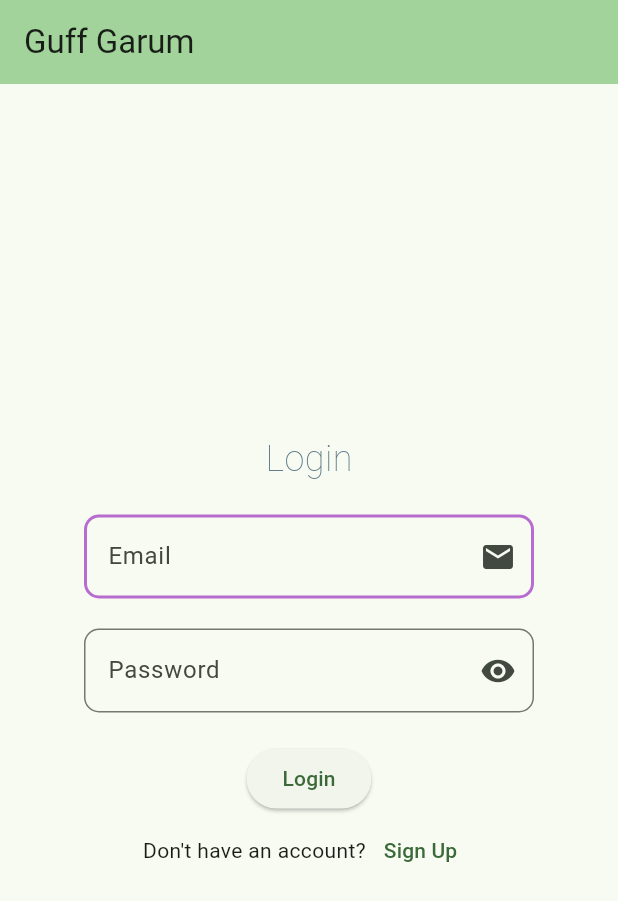
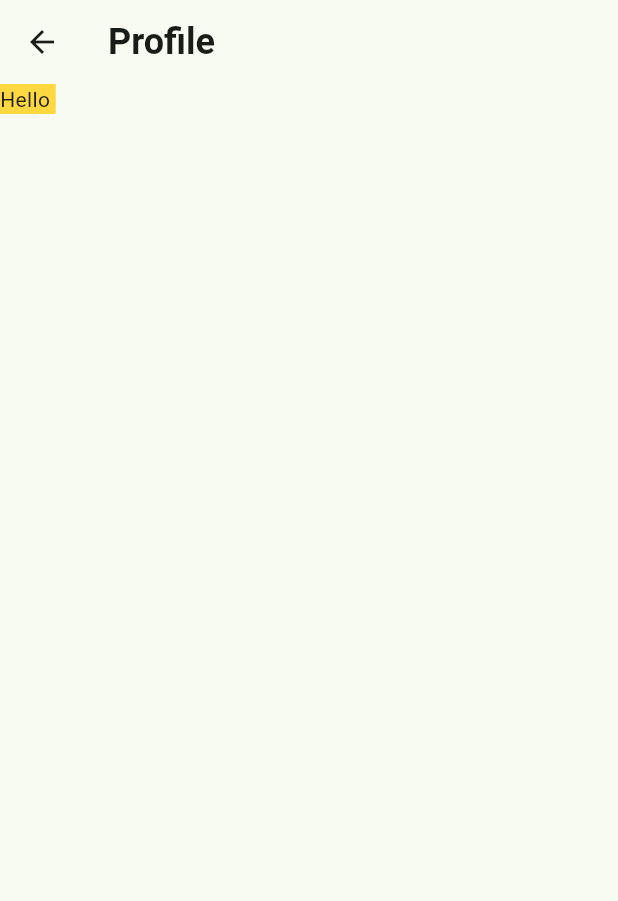
Before and after one commit to AnishMishra910/Project-01, a Flutter app: the screen it shows after launch, after a tap on "Login", on a phone screen of 412 x 824 dp. Shown: the top 901 px of the screen. Run offline on Flutter 3.47's test engine with Material 3 defaults, Android fonts, the phone set to English and light mode, and no system bars.

Commit message:
Implement Home page and update navigation from login

```diff
--- /dev/null
+++ b/lib/home.dart
@@ -0,0 +1,20 @@
+import 'package:flutter/material.dart';
+
+class Home extends StatelessWidget{
+var nameFromLogin;
+Home(this.nameFromLogin);
+
+
+  @override
+  Widget build(BuildContext context) {
+    return Scaffold(
+    appBar: AppBar(
+      title: Text("Profile", style: TextStyle(fontSize: 24, fontWeight: FontWeight.w600),),
+    ),
+    body: Container(
+      color: Colors.amberAccent,
+      child: Text('Hello $nameFromLogin'),
+    ),
+  );
+  }
+}
--- a/lib/main.dart
+++ b/lib/main.dart
@@ -1,4 +1,5 @@
 import 'package:flutter/material.dart';
+import 'package:hello_curio/home.dart';
 import 'package:hello_curio/signup.dart';
 import 'package:hello_curio/splash_screen.dart';
 //import 'ui_helper/util.dart';
@@ -138,9 +139,17 @@ class _MyHomePageState extends State<MyHomePage> {
                 onPressed: () {
                   String email = emailText.text;
                   String password = passwordText.text;
+                  String username = email.split('@')[0];
 
-                  print("Email: $email");
-                  print("Password: $password");
+                  // print("Email: $email");
+                  // print("Password: $password");
+
+                  Navigator.push(
+                    context,
+                    MaterialPageRoute(
+                      builder: (context) => Home(username)
+                      )
+                      );
                 },
               ),
 
```
